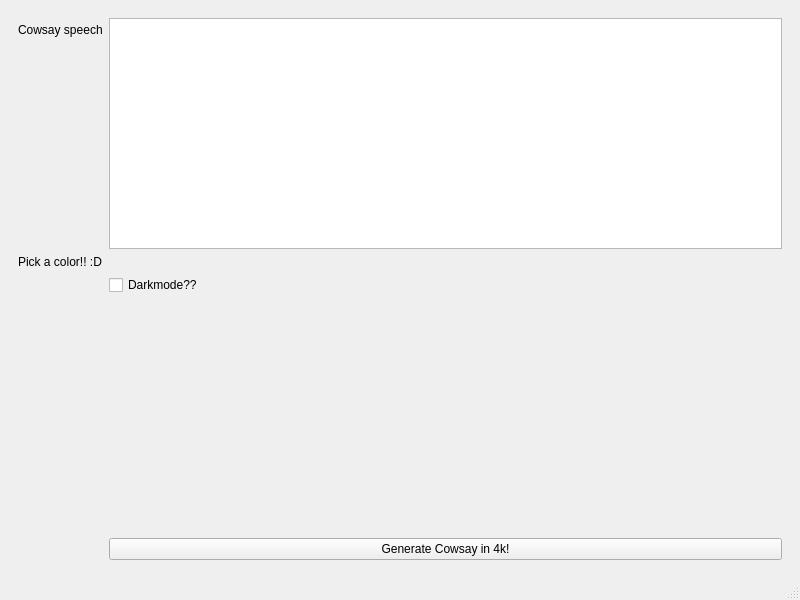
The window that mainwindow.ui (DrunkenToast/cowsay4k-qt) describes before a commit, drawn with Qt 5.
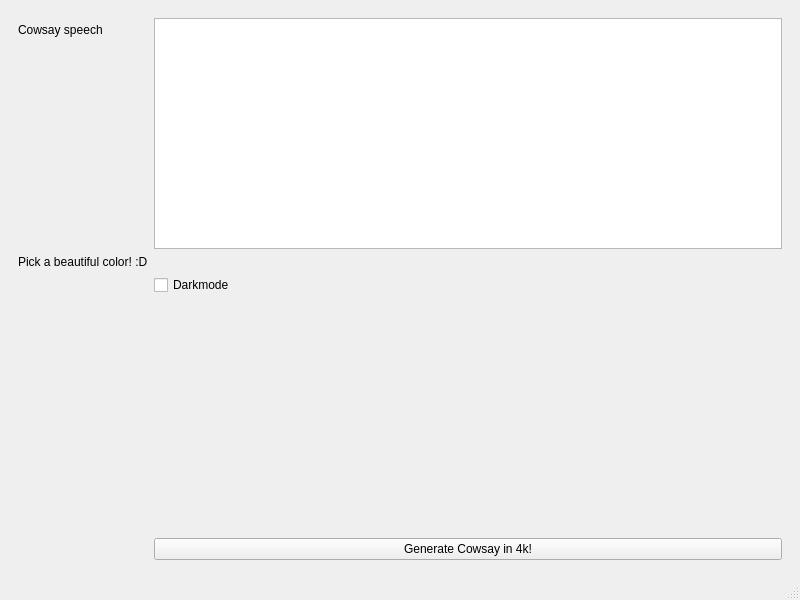
The same window after the commit. Custom widgets are drawn as their Qt base class.

```diff
--- a/mainwindow.ui
+++ b/mainwindow.ui
@@ -32,14 +32,14 @@
         <item row="1" column="0">
          <widget class="QLabel" name="label_2">
           <property name="text">
-           <string>Pick a color!! :D</string>
+           <string>Pick a beautiful color! :D</string>
           </property>
          </widget>
         </item>
         <item row="2" column="1">
          <widget class="QCheckBox" name="chkboxDarkmode">
           <property name="text">
-           <string>Darkmode??</string>
+           <string>Darkmode</string>
           </property>
          </widget>
         </item>
```
